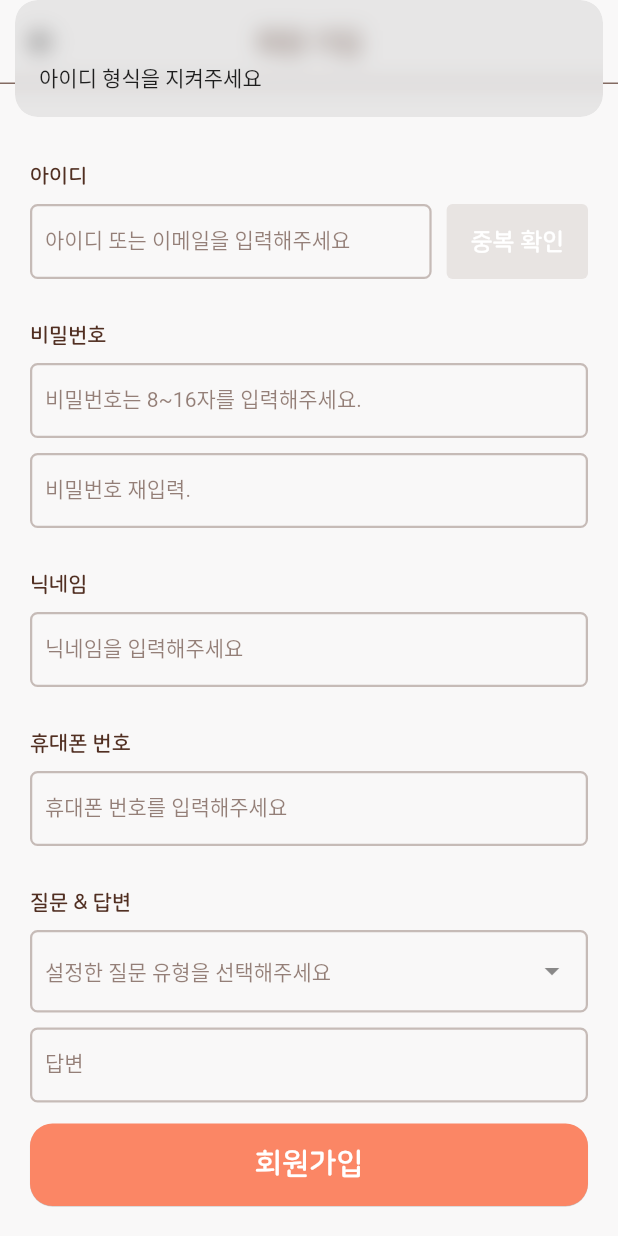
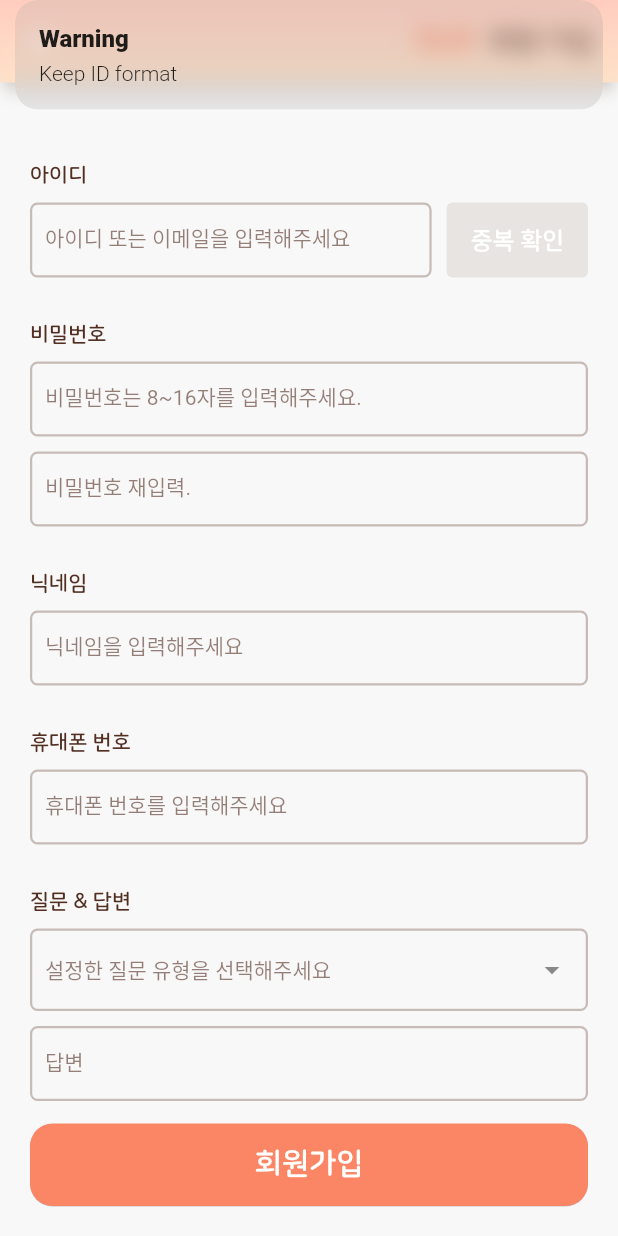
Before and after one commit to LSTM2023/BoB-AppPart, a Flutter app: the SignUp screen opened directly, after a tap on "중복 확인", on a phone screen of 412 x 824 dp. Run offline on Flutter 3.47's test engine with Material 2 defaults, Android fonts, the light colour scheme and no system bars; drawn by our look-alikes of dropdown_textfield; our stand-ins replace badges, carousel_slider, dio, easy_localization, firebase_core, firebase_messaging and 11 more; missing offline and left inert: flutter_naver_login, flutter_vlc_player, horizontal_picker, jwt_decode, multi_masked_formatter, omni_datetime_picker and 2 more; accounts and stored records are empty; Roboto replaces fonts that are missing (omew).

Commit message:
:recycle: 리팩토링

```diff
--- a/BoB/lib/screens/HomePage/RecordBottomSheet/diaper_bottom_sheet.dart
+++ b/BoB/lib/screens/HomePage/RecordBottomSheet/diaper_bottom_sheet.dart
@@ -90,12 +90,11 @@ class _DiaperBottomSheet extends State<DiaperBottomSheet> {
                               },
                               style: OutlinedButton.styleFrom(
                                 side: const BorderSide(color: Color(0x4d512F22)),
-                                foregroundColor: !isSelect ? Colors.white : Colors.grey,
                                 backgroundColor: !isSelect ? const Color(0xff50BC58) : null,
                               ),
                               child: Padding(
                                   padding: const EdgeInsets.all(10),
-                                  child:Text('life3_0'.tr,style: const TextStyle(fontSize: 15, fontFamily: 'NanumSquareRound', fontWeight: FontWeight.bold))),
+                                  child: label('life3_0'.tr, 'bold', 15, (!isSelect ? 'white' : 'grey')))
                             )
                         ),
                       ],
--- a/BoB/lib/screens/Login/signUp.dart
+++ b/BoB/lib/screens/Login/signUp.dart
@@ -49,7 +49,7 @@ class _SignUp extends State<SignUp>{
   @override
   Widget build(BuildContext context) {
     return Scaffold(
-        appBar: renderAppbar('회원 가입', true, 0xffF9F8F8),
+        appBar: homeAppbar('회원 가입'),
         body: Container(
           color:  const Color(0xffF9F8F8),
           padding: const EdgeInsets.fromLTRB(20, 54, 20, 20),
@@ -69,7 +69,7 @@ class _SignUp extends State<SignUp>{
                           ),
                           const SizedBox(width: 10),
                           ElevatedButton(
-                              onPressed: () => duplicateCheck(),
+                              onPressed: () => duplicateCheck(idCtr.text.trim()),
                               style:  ElevatedButton.styleFrom(
                                 elevation: 0,
                                 foregroundColor: const Color(0x99512f22),
@@ -119,7 +119,14 @@ class _SignUp extends State<SignUp>{
                 )
               ),
               ElevatedButton(
-                  onPressed: () => _register(),
+                  onPressed: () => _register(
+                    idCtr.text.trim(),
+                    passCtr.text.trim(),
+                    nickNameCtr.text.trim(),
+                    phoneCtr.text.trim(),
+                    _cnt.dropDownValue?.value,
+                    answerCtr.text.trim()
+                  ),
                   style: btnStyleForm('white', 'primary', 15.0),
                   child: label('회원가입', 'bold', 20, 'white')
               )
@@ -129,37 +136,30 @@ class _SignUp extends State<SignUp>{
     );
   }
   /// [1] method for id duplicate check
-  void duplicateCheck() async{
+  void duplicateCheck(String email) async{
     // 1. validation
-    String email = idCtr.text.trim();
     if(!validateEmail(email)){
-      Get.snackbar('', '아이디 형식을 지켜주세요', snackPosition: SnackPosition.TOP, duration: const Duration(seconds: 2));
+      Get.snackbar('warning'.tr, 'keep_id'.tr);
       return;
     }
     // 2. call overlap API
-    var responseData = await emailOverlapService(email);
+    var responseData = await emailOverlapServiceFresh(email);
     if(responseData == "True"){
       _isDuplicateCheck = true;
-      Get.snackbar('중복 검사', '사용 가능한 아이디 입니다.', snackPosition: SnackPosition.TOP, duration: const Duration(seconds: 2));
+      Get.snackbar('중복 검사', '사용 가능한 아이디 입니다.');
     }else{
-      Get.snackbar('중복 검사', '중복된 아이디 입니다.', snackPosition: SnackPosition.TOP, duration: const Duration(seconds: 2));
+      Get.snackbar('중복 검사', '중복된 아이디 입니다.');
     }
   }
   /// [2] method for register
-  void _register() async{
+  void _register(String email, String pass, String nickname, String phone, int qaType, String qaAnswer) async{
     // 1. validation
-    String email = idCtr.text.trim();
-    String pass = passCtr.text.trim();
-    String nickname = nickNameCtr.text.trim();
-    String phone = phoneCtr.text.trim();
-    int qaType = _cnt.dropDownValue?.value;
-    String qaAnswer = answerCtr.text.trim();
     String? validResult;
     if(!validateEmail(email)) validResult = '아이디 형식을 지켜주세요';
     if(!_isDuplicateCheck)  validResult =  'ID 중복체크 해주세요.';
     if(!validatePassword(pass)) validResult =  '비밀번호 형식이 맞지 않습니다';
     if(pass != passCheckCtr.text.trim()) validResult =  '비밀번호 확인이랑 맞지 않습니다';
-    if(!validateName(nickname)) validResult =  '비밀번호 확인이랑 맞지 않습니다';
+    if(!validateName(nickname)) validResult =  '이름 형식을 지켜주세요';
     if(!validatePhone(phone)) validResult =  '휴대폰 번호가 올바르지 않습니다';
     if(!validateQaType(qaType)) validResult =  '질문&답변을 확인해주세요.';
     if(!validateQaAnswer(qaAnswer)) validResult =  '질문&답변을 확인해주세요.';
--- a/BoB/lib/screens/MyPage/AddBaby.dart
+++ b/BoB/lib/screens/MyPage/BabyBottomSheet.dart
@@ -58,7 +58,7 @@ class _ModifyBabyBottomSheet extends State<ModifyBabyBottomSheet>{
                         width: 141,
                         alignment: Alignment.center,
                         decoration: containerStyleFormRound(),
-                        child: const Icon(Icons.add, color: Color(0xFFFB8665), size:40),
+                        child: const Icon(Icons.check, color: Color(0xFFFB8665), size:40),
                       )
                   )
               ),
--- a/BoB/lib/screens/MyPage/modifyUserInfo.dart
+++ b/BoB/lib/screens/MyPage/modifyUserInfo.dart
@@ -35,7 +35,7 @@ class _ModifyUser extends State<ModifyUser> {
     passCheckCtr = TextEditingController(text: widget.userInfo.password1);
     nickNameCtr = TextEditingController(text: widget.userInfo.name);
     phoneCtr = TextEditingController(text: widget.userInfo.phone);
-    qaTypeCtr = SingleValueDropDownController(data: qaDataModelList[widget.userInfo.qaType]);
+    qaTypeCtr = SingleValueDropDownController(data: qaDataModelList[widget.userInfo.qaType-1]);
     answerCtr = TextEditingController(text: widget.userInfo.qaAnswer);
     super.initState();
   }
--- a/BoB/pubspec.yaml
+++ b/BoB/pubspec.yaml
@@ -30,7 +30,8 @@ environment:
 dependencies:
   flutter:
     sdk: flutter
-
+  flutter_localizations:
+    sdk: flutter
 
   # The following adds the Cupertino Icons font to your application.
   # Use with the CupertinoIcons class for iOS style icons.
```
Also changed, not shown: BoB/lib/main.dart (+9 -0 lines), BoB/lib/screens/MyPage/withdraw.dart (+12 -7 lines), BoB/lib/screens/main_4_mypage.dart (+5 -6 lines), BoB/lib/services/backend.dart (+13 -2 lines), BoB/pubspec.lock.
